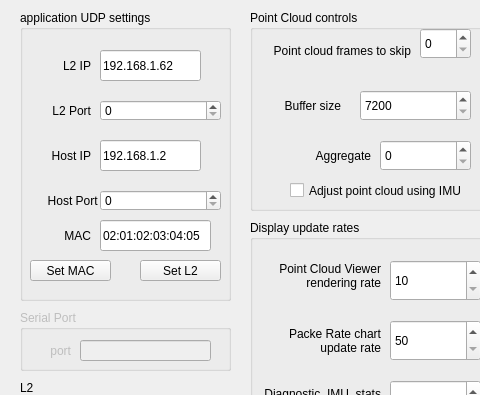
Qt form forms/ConfigDialog.ui (markgol/L2diagnostic) before a commit; both pictures show x 0 to 480 and y 0 to 395 of the 808 by 571 pixel window.
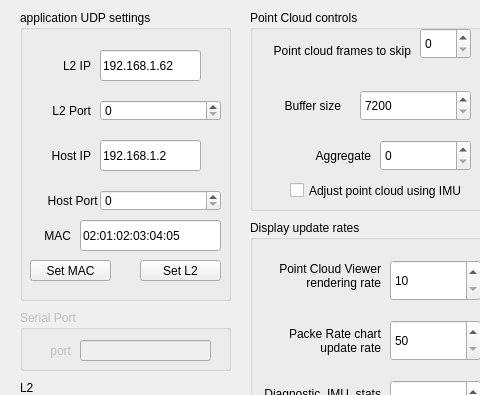
The same form after that commit.

What changed in the file:
```diff
--- a/forms/ConfigDialog.ui
+++ b/forms/ConfigDialog.ui
@@ -164,7 +164,7 @@
    <widget class="QLabel" name="labelInPort_3">
     <property name="geometry">
      <rect>
-      <x>20</x>
+      <x>0</x>
       <y>210</y>
       <width>51</width>
       <height>31</height>
@@ -196,9 +196,9 @@
    <widget class="QLineEdit" name="editMAC">
     <property name="geometry">
      <rect>
-      <x>80</x>
+      <x>60</x>
       <y>210</y>
-      <width>111</width>
+      <width>141</width>
       <height>31</height>
      </rect>
     </property>
```
